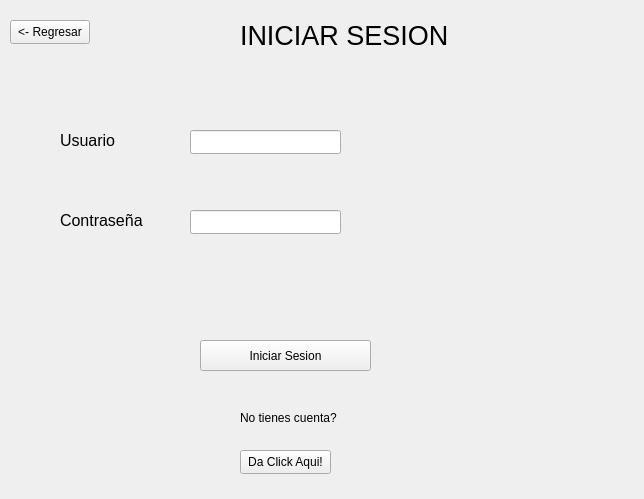
Old version of the form login.ui in the repository RoyGeova07/Proyecto1_Chat_Estru_I.
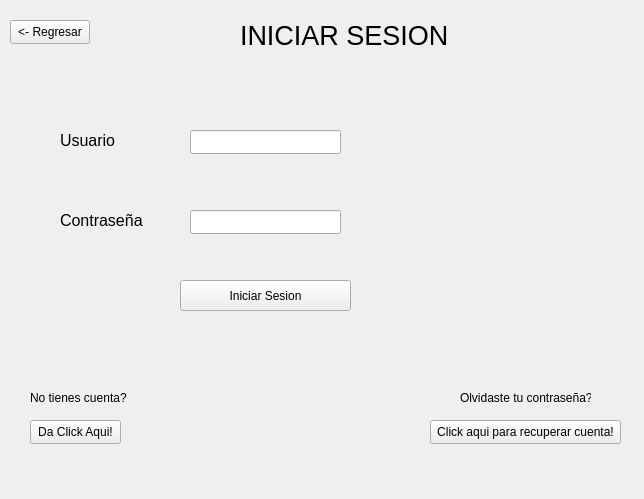
New version of the form.

```diff
--- a/login.ui
+++ b/login.ui
@@ -93,8 +93,8 @@
   <widget class="QPushButton" name="btnLogin">
    <property name="geometry">
     <rect>
-     <x>200</x>
-     <y>340</y>
+     <x>180</x>
+     <y>280</y>
      <width>171</width>
      <height>31</height>
     </rect>
@@ -106,8 +106,8 @@
   <widget class="QLabel" name="label_4">
    <property name="geometry">
     <rect>
-     <x>240</x>
-     <y>410</y>
+     <x>30</x>
+     <y>390</y>
      <width>101</width>
      <height>16</height>
     </rect>
@@ -119,8 +119,8 @@
   <widget class="QPushButton" name="crear">
    <property name="geometry">
     <rect>
-     <x>240</x>
-     <y>450</y>
+     <x>30</x>
+     <y>420</y>
      <width>91</width>
      <height>24</height>
     </rect>
@@ -142,6 +142,32 @@
     <string>&lt;- Regresar</string>
    </property>
   </widget>
+  <widget class="QLabel" name="label_5">
+   <property name="geometry">
+    <rect>
+     <x>460</x>
+     <y>390</y>
+     <width>131</width>
+     <height>16</height>
+    </rect>
+   </property>
+   <property name="text">
+    <string>Olvidaste tu contraseña?</string>
+   </property>
+  </widget>
+  <widget class="QPushButton" name="recuperar">
+   <property name="geometry">
+    <rect>
+     <x>430</x>
+     <y>420</y>
+     <width>191</width>
+     <height>24</height>
+    </rect>
+   </property>
+   <property name="text">
+    <string>Click aqui para recuperar cuenta!</string>
+   </property>
+  </widget>
  </widget>
  <resources/>
  <connections/>
```
